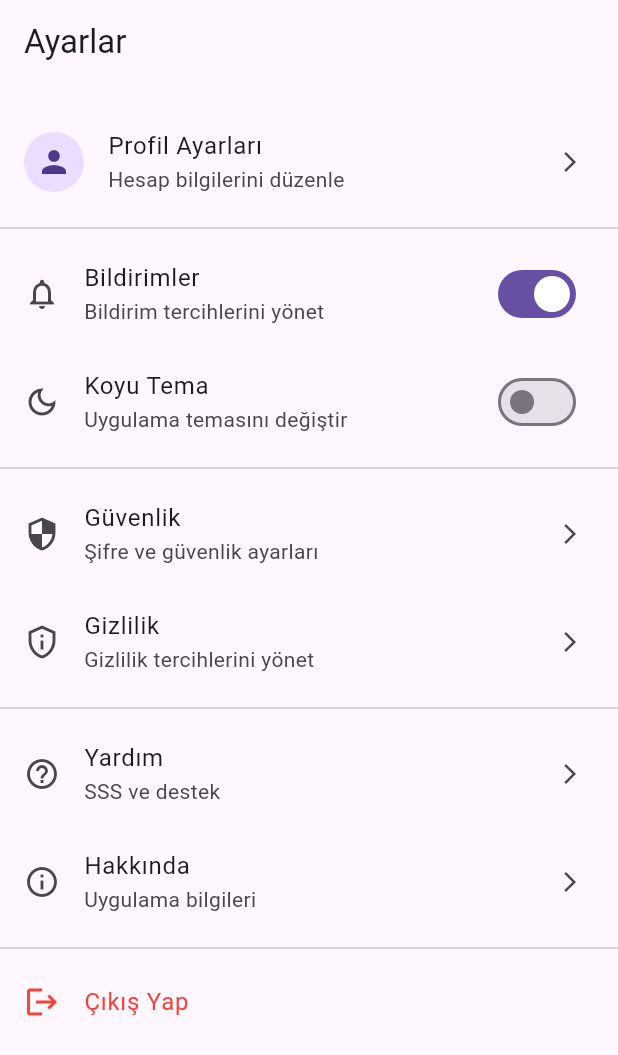
After one commit to alperbyrktrr/flutter_project, a Flutter app: the SettingsScreen screen opened by its route, on a phone screen of 412 x 824 dp. The commit adds this screen. Shown: the top 1055 px of the screen. Run offline on Flutter 3.47's test engine with Material 3 defaults, Android fonts, the phone set to English and light mode, and no system bars; our stand-ins replace go_router, google_fonts, lottie.

Commit message:
ayarlar sayfası eklendi , bildirim simgesi ve gece modu simgesi eklendi
güncellemeler yapildi. gerekli simgeler ve  başlıklar eklendi

```diff
--- a/lib/core/routes.dart
+++ b/lib/core/routes.dart
@@ -5,6 +5,7 @@ import '../screens/favorite_players.dart';
 import '../screens/profile_screen.dart';
 import '../screens/nba_players_screen.dart';
 import '../screens/nba_teams_screen.dart'; // NBA Takımları ekranını import ettik
+import '../screens/settings_screen.dart'; // Ayarlar ekranını import ettik
 
 final router = GoRouter(
   initialLocation: '/',
@@ -33,5 +34,9 @@ final router = GoRouter(
       path: '/nba-teams', // NBA Takımları ekranı için yeni route
       builder: (context, state) => const NBATeamsScreen(),
     ),
+    GoRoute(
+      path: '/settings', // SettingsScreen için yeni route
+      builder: (context, state) => const SettingsScreen(),
+    ),
   ],
 );
--- /dev/null
+++ b/lib/screens/settings_screen.dart
@@ -0,0 +1,105 @@
+import 'package:flutter/material.dart';
+import 'package:go_router/go_router.dart';
+
+class SettingsScreen extends StatelessWidget {
+  const SettingsScreen({super.key});
+
+  @override
+  Widget build(BuildContext context) {
+    return Scaffold(
+      appBar: AppBar(
+        title: const Text('Ayarlar'),
+        elevation: 0,
+      ),
+      body: ListView(
+        children: [
+          const SizedBox(height: 16),
+
+          // Profil Ayarları
+          ListTile(
+            leading: const CircleAvatar(child: Icon(Icons.person)),
+            title: const Text('Profil Ayarları'),
+            subtitle: const Text('Hesap bilgilerini düzenle'),
+            trailing: const Icon(Icons.arrow_forward_ios, size: 16),
+            onTap: () => context.push('/profile'),
+          ),
+
+          const Divider(),
+
+          // Bildirim Ayarları
+          SwitchListTile(
+            secondary: const Icon(Icons.notifications_outlined),
+            title: const Text('Bildirimler'),
+            subtitle: const Text('Bildirim tercihlerini yönet'),
+            value: true,
+            onChanged: (bool value) {},
+          ),
+
+          // Koyu Tema Ayarları
+          SwitchListTile(
+            secondary: const Icon(Icons.dark_mode_outlined),
+            title: const Text('Koyu Tema'),
+            subtitle: const Text('Uygulama temasını değiştir'),
+            value: false,  // Burada, koyu tema kullanımını yönetmek için bir değişken ekleyebilirsiniz
+            onChanged: (bool value) {
+              // Burada tema değişimi yapılabilir
+            },
+          ),
+
+          const Divider(),
+
+          // Güvenlik Ayarları
+          ListTile(
+            leading: const Icon(Icons.security),
+            title: const Text('Güvenlik'),
+            subtitle: const Text('Şifre ve güvenlik ayarları'),
+            trailing: const Icon(Icons.arrow_forward_ios, size: 16),
+            onTap: () {},
+          ),
+
+          // Gizlilik Ayarları
+          ListTile(
+            leading: const Icon(Icons.privacy_tip_outlined),
+            title: const Text('Gizlilik'),
+            subtitle: const Text('Gizlilik tercihlerini yönet'),
+            trailing: const Icon(Icons.arrow_forward_ios, size: 16),
+            onTap: () {},
+          ),
+
+          const Divider(),
+
+          // Yardım Ayarları
+          ListTile(
+            leading: const Icon(Icons.help_outline),
+            title: const Text('Yardım'),
+            subtitle: const Text('SSS ve destek'),
+            trailing: const Icon(Icons.arrow_forward_ios, size: 16),
+            onTap: () {},
+          ),
+
+          // Hakkında
+          ListTile(
+            leading: const Icon(Icons.info_outline),
+            title: const Text('Hakkında'),
+            subtitle: const Text('Uygulama bilgileri'),
+            trailing: const Icon(Icons.arrow_forward_ios, size: 16),
+            onTap: () {},
+          ),
+
+          const Divider(),
+
+          // Çıkış Yap
+          ListTile(
+            leading: const Icon(Icons.logout, color: Colors.red),
+            title: const Text('Çıkış Yap', style: TextStyle(color: Colors.red)),
+            onTap: () {
+              // Burada çıkış yapmak için uygulamanızda uygun bir işlem yapılabilir.
+              // Örneğin, kullanıcının oturumunu sonlandırmak veya ana ekrana yönlendirmek.
+              // context.go('/');  // Eğer çıkış sonrası ana sayfaya yönlendirecekseniz
+            },
+          ),
+        ],
+      ),
+    );
+  }
+}
--- a/pubspec.yaml
+++ b/pubspec.yaml
@@ -15,6 +15,7 @@ dependencies:
   go_router: ^14.6.2
   google_fonts: ^6.2.1
   lottie: ^3.2.0
+  provider: ^6.1.2
   shared_preferences: ^2.3.3
 
 dev_dependencies:
```
Also changed, not shown: lib/core/themes.dart (+104 -1 lines), lib/screens/home_screen.dart (+23 -23 lines), pubspec.lock.
